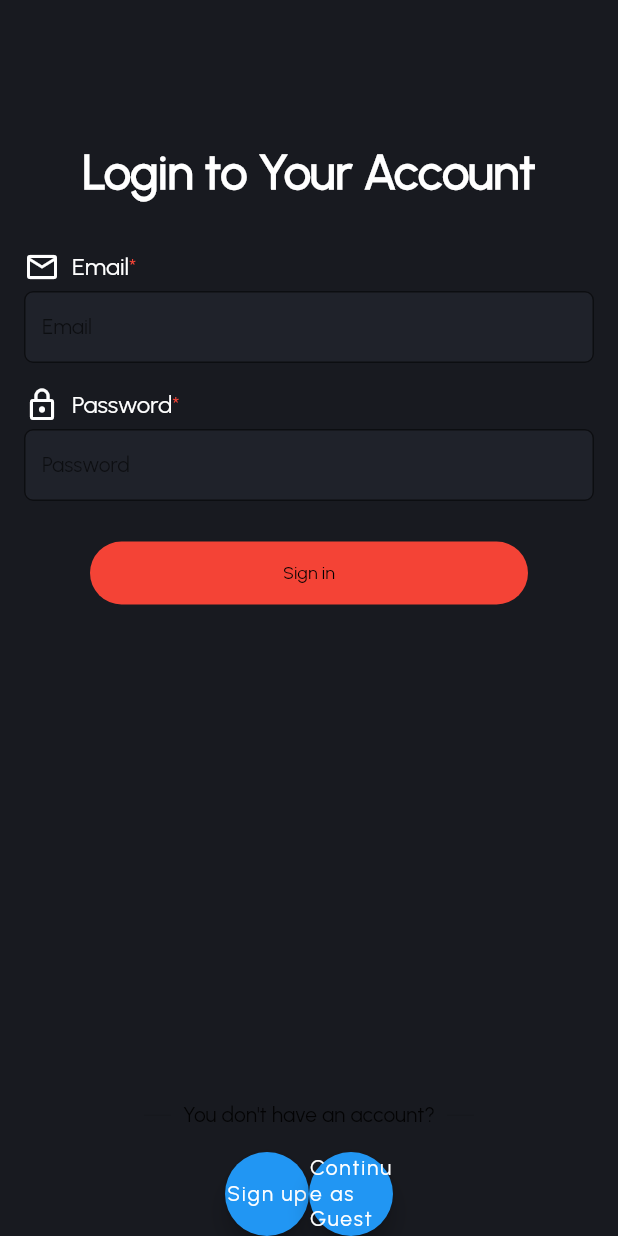
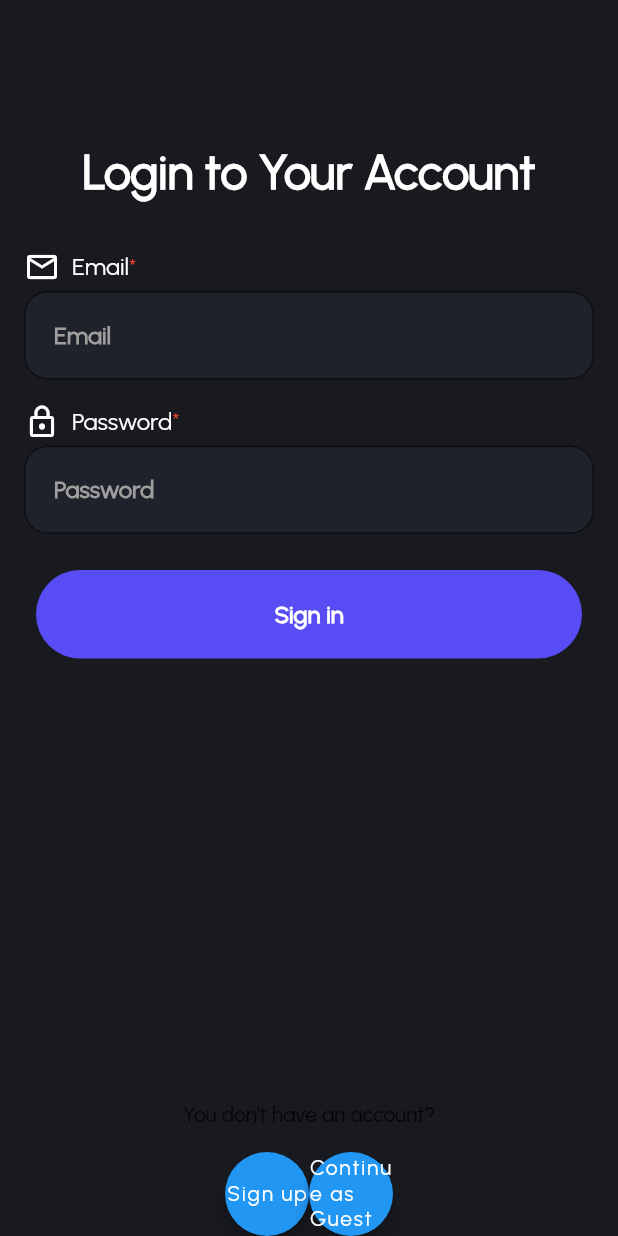
Before and after one commit to Georgi1914/EventCenter, a Flutter app: the screen it shows after launch, on a phone screen of 412 x 824 dp. Run offline on Flutter 3.47's test engine with Material 2 defaults, Android fonts, the phone set to English and light mode, and no system bars; our stand-ins replace dio, flutter_dotenv, flutter_secure_storage, get_it, image_picker.

Commit message:
Fixed button and textfields

```diff
--- a/lib/presentation/color_manager.dart
+++ b/lib/presentation/color_manager.dart
@@ -7,4 +7,5 @@ class AppColors {
   static const Color primaryPurple = Color(0xFF584CF4);
   static const Color backgroundColor = Color(0xFF181A20);
   static const Color cardColor = Color(0xFF1F222A);
+  static const Color grayTextColor = Color(0xFF9E9E9E);
 }
--- a/lib/presentation/theme_manager.dart
+++ b/lib/presentation/theme_manager.dart
@@ -44,6 +44,11 @@ ThemeData getApplicationTheme() => ThemeData(
           fontWeight: FontWeightManager.regular,
           color: AppColors.white,
         ),
+        headline6: TextStyle(
+          fontSize: FontSize.s16,
+          fontWeight: FontWeightManager.semiBold,
+          color: AppColors.grayTextColor,
+        ),
       ),
       chipTheme: const ChipThemeData(
         secondarySelectedColor: Colors.white,
--- a/lib/screens/login_screen/components/login_button.dart
+++ b/lib/screens/login_screen/components/login_button.dart
@@ -16,16 +16,15 @@ class LoginButton extends StatelessWidget {
     final viewModel = context.watch<LoginViewModel>();
 
     return Padding(
-      padding: const EdgeInsets.fromLTRB(60, 8, 60, 16),
+      padding: const EdgeInsets.fromLTRB(24, 8, 24, 16),
       child: SizedBox(
         width: double.maxFinite,
         child: TextButton(
           style: TextButton.styleFrom(
             shape: RoundedRectangleBorder(
-              borderRadius: BorderRadius.circular(24),
+              borderRadius: BorderRadius.circular(100),
             ),
-            foregroundColor: AppColors.white,
-            backgroundColor: AppColors.red,
+            backgroundColor: AppColors.primaryPurple,
             disabledBackgroundColor: AppColors.neutralsGray,
           ),
           onPressed: () async {
@@ -41,10 +40,10 @@ class LoginButton extends StatelessWidget {
                   );
           },
           child: Padding(
-            padding: const EdgeInsets.symmetric(vertical: 6),
+            padding: const EdgeInsets.symmetric(vertical: 12),
             child: Text(
               AppStrings.signIn,
-              style: Theme.of(context).textTheme.labelMedium,
+              style: Theme.of(context).textTheme.headline2,
             ),
           ),
         ),
--- a/lib/screens/login_screen/components/login_text_form.dart
+++ b/lib/screens/login_screen/components/login_text_form.dart
@@ -59,15 +59,22 @@ class LoginTextForm extends StatelessWidget {
             controller: textController,
             obscureText:
                 isPasswordField || hintText == AppStrings.confirmPassword,
-            style: Theme.of(context).textTheme.headline4,
+            style: Theme.of(context).textTheme.headline6,
             decoration: InputDecoration(
+              focusedBorder: OutlineInputBorder(
+                borderSide: const BorderSide(
+                  color: AppColors.primaryPurple,
+                ),
+                borderRadius: BorderRadius.circular(16),
+              ),
               fillColor: AppColors.cardColor,
               filled: true,
-              contentPadding: const EdgeInsets.all(12),
+              contentPadding: const EdgeInsets.all(20),
               border: OutlineInputBorder(
-                borderRadius: BorderRadius.circular(6),
+                borderRadius: BorderRadius.circular(16),
               ),
               hintText: hintText,
+              hintStyle: Theme.of(context).textTheme.headline6,
               hintMaxLines: 2,
               errorMaxLines: 2,
             ),
```
